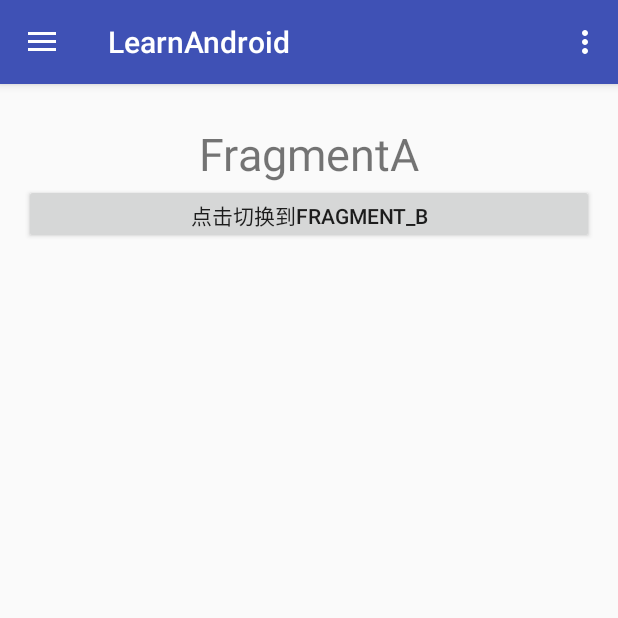
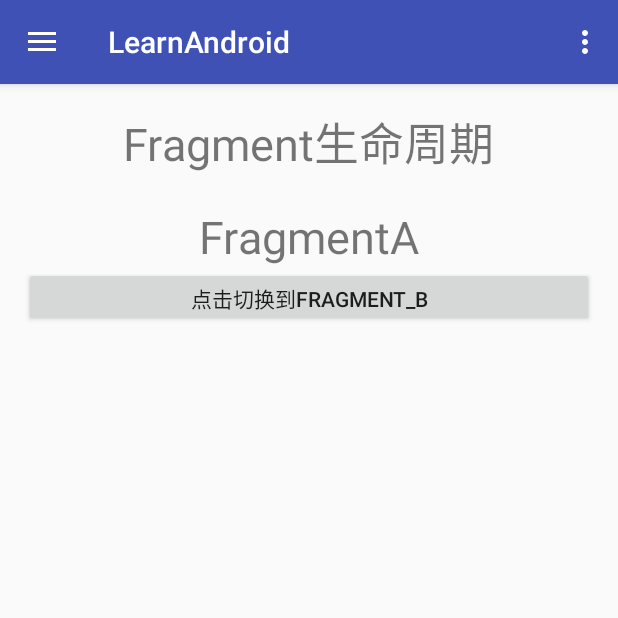
Before and after one commit to emf1002/Android-Learn, an Android app: the screen it shows after launch (MainActivity), on a phone screen of 412 x 824 dp, the top half of it. Run offline under Robolectric (Android 15) with nearby library versions, the phone set to English and light mode, and no system bars.

Commit message:
完善fragment生命周期演示

```diff
--- a/app/src/main/java/com/anzxy/learnandroid/MainActivity.java
+++ b/app/src/main/java/com/anzxy/learnandroid/MainActivity.java
@@ -18,6 +18,7 @@ import android.view.MenuItem;
 
 import com.anzxy.learnandroid.fragmentlifecycle.FragmentA;
 import com.anzxy.learnandroid.fragmentlifecycle.FragmentB;
+import com.anzxy.learnandroid.fragmentlifecycle.LifecycleFragment;
 
 public class MainActivity extends AppCompatActivity
         implements NavigationView.OnNavigationItemSelectedListener {
@@ -40,10 +41,7 @@ public class MainActivity extends AppCompatActivity
 
         FragmentManager fragmentManager = this.getSupportFragmentManager();
         FragmentTransaction transaction = fragmentManager.beginTransaction();
-        transaction.add(R.id.main_content_layout,new FragmentA(),"fragment_a");
-        Fragment fragmentB = new FragmentB();
-        transaction.add(R.id.main_content_layout, fragmentB, "fragment_b");
-        transaction.hide(fragmentB);
+        transaction.add(R.id.main_content_layout, new LifecycleFragment());
         transaction.addToBackStack(null).commit();
 
     }
@@ -54,7 +52,7 @@ public class MainActivity extends AppCompatActivity
         if (drawer.isDrawerOpen(GravityCompat.START)) {
             drawer.closeDrawer(GravityCompat.START);
         } else {
-            super.onBackPressed();
+           this.finish();
         }
     }
 
--- /dev/null
+++ b/app/src/main/java/com/anzxy/learnandroid/fragmentlifecycle/LifecycleFragment.java
@@ -0,0 +1,36 @@
+package com.anzxy.learnandroid.fragmentlifecycle;
+
+import android.os.Bundle;
+import android.support.annotation.Nullable;
+import android.support.v4.app.Fragment;
+import android.support.v4.app.FragmentManager;
+import android.support.v4.app.FragmentTransaction;
+import android.view.LayoutInflater;
+import android.view.View;
+import android.view.ViewGroup;
+
+import com.anzxy.learnandroid.R;
+
+/**
+ * Created by 周强 on 2016/1/26.
+ */
+public class LifecycleFragment extends Fragment{
+
+    @Nullable
+    @Override
+    public View onCreateView(LayoutInflater inflater, ViewGroup container, Bundle savedInstanceState) {
+        return inflater.inflate(R.layout.fragmentlifecycle_base,container,false);
+    }
+
+    @Override
+    public void onViewCreated(View view, @Nullable Bundle savedInstanceState) {
+        FragmentManager fragmentManager = this.getFragmentManager();
+        FragmentTransaction transaction = fragmentManager.beginTransaction();
+        transaction.add(R.id.fragment_frame_layout,new FragmentA(),"fragment_a");
+        Fragment fragmentB = new FragmentB();
+        transaction.add(R.id.fragment_frame_layout, fragmentB, "fragment_b");
+        transaction.hide(fragmentB);
+        transaction.addToBackStack(null).commit();
+    }
+
+}
--- /dev/null
+++ b/app/src/main/res/layout/fragmentlifecycle_base.xml
@@ -0,0 +1,20 @@
+<?xml version="1.0" encoding="utf-8"?>
+<LinearLayout
+    xmlns:android="http://schemas.android.com/apk/res/android"
+    android:orientation="vertical"
+    android:layout_height="match_parent"
+    android:layout_width="match_parent">
+
+    <TextView
+        android:layout_width="wrap_content"
+        android:layout_gravity="center_horizontal"
+        android:layout_height="wrap_content"
+        android:layout_marginBottom="10dp"
+        android:textSize="30sp"
+        android:text="Fragment生命周期"/>
+
+    <FrameLayout
+        android:layout_width="match_parent"
+        android:id="@+id/fragment_frame_layout"
+        android:layout_height="match_parent"/>
+</LinearLayout>
```
